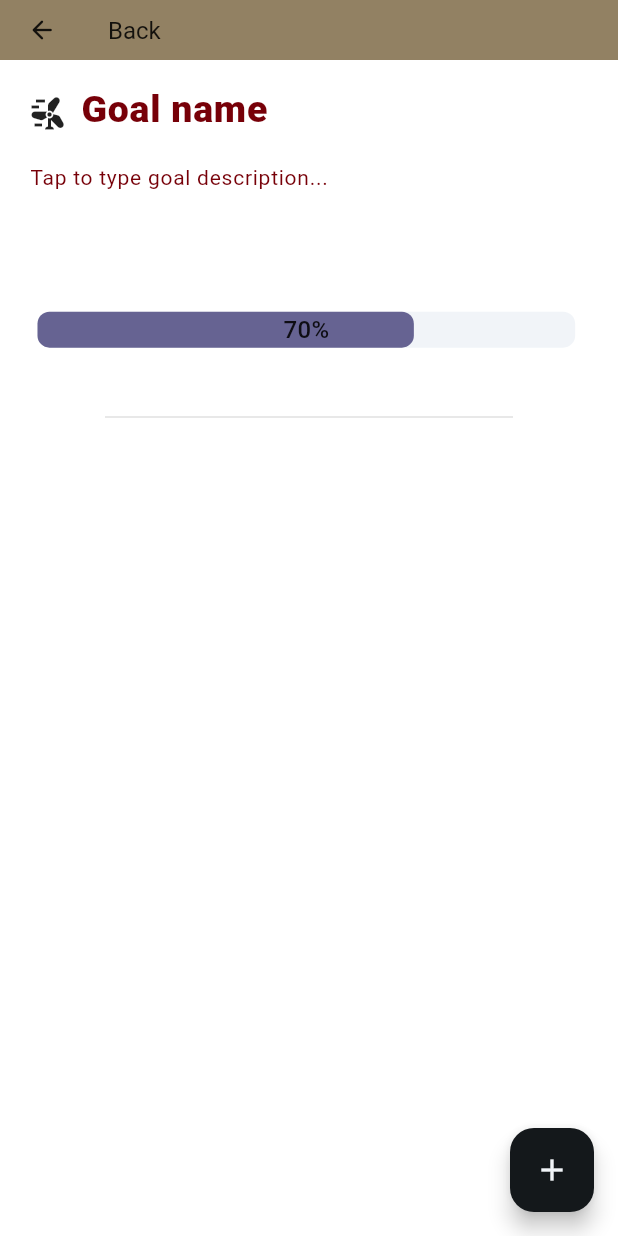
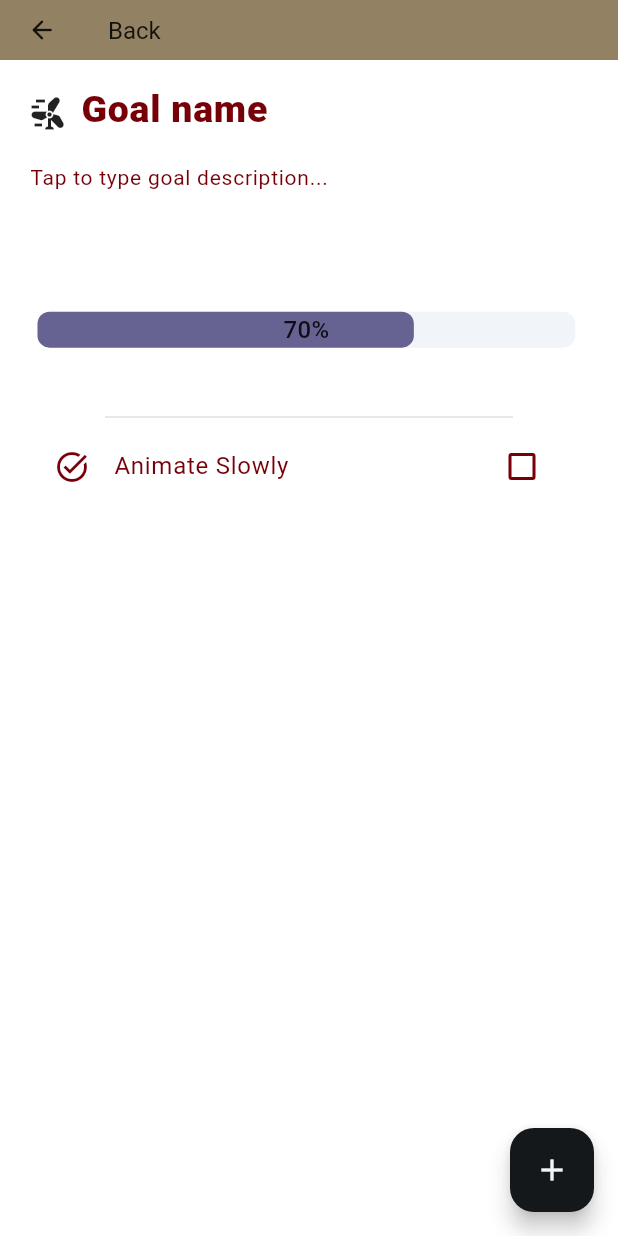
Before and after one commit to sankassio99/goals_tracker, a Flutter app: the MainGoalPageWidget screen opened directly, on a phone screen of 412 x 824 dp. Run offline on Flutter 3.47's test engine with Material 2 defaults, Android fonts, the phone set to English and light mode, and no system bars; drawn by our look-alikes of percent_indicator; our stand-ins replace get, go_router; Roboto replaces fonts that are missing (Poppins).

Commit message:
task item

```diff
--- a/lib/presentation/pages/main_goal_page_widget.dart
+++ b/lib/presentation/pages/main_goal_page_widget.dart
@@ -1,9 +1,9 @@
 import 'package:flutter/material.dart';
 import 'package:get/get.dart';
-import 'package:goals_tracker/presentation/components/bottom_button.dart';
 import 'package:goals_tracker/presentation/components/header_goal_widget.dart';
 import 'package:goals_tracker/presentation/components/my_app_bar.dart';
 import 'package:goals_tracker/presentation/controllers/main_goal_controller.dart';
+import 'package:flutter/scheduler.dart' show timeDilation;
 
 class MainGoalPageWidget extends StatelessWidget {
   final controller = Get.find<MainGoalController>();
@@ -52,6 +52,7 @@ class MainGoalPageWidget extends StatelessWidget {
                       endIndent: 50,
                       color: Colors.black12,
                     ),
+                    Tasks()
                   ],
                 ),
               ),
@@ -62,3 +63,22 @@ class MainGoalPageWidget extends StatelessWidget {
     });
   }
 }
+
+class Tasks extends StatelessWidget {
+  const Tasks({
+    super.key,
+  });
+
+  @override
+  Widget build(BuildContext context) {
+    return SizedBox(
+      height: MediaQuery.of(context).size.height - 500,
+      child: CheckboxListTile(
+        title: const Text('Animate Slowly'),
+        value: false,
+        onChanged: (value) {},
+        secondary: const Icon(Icons.task_alt),
+      ),
+    );
+  }
+}
```
